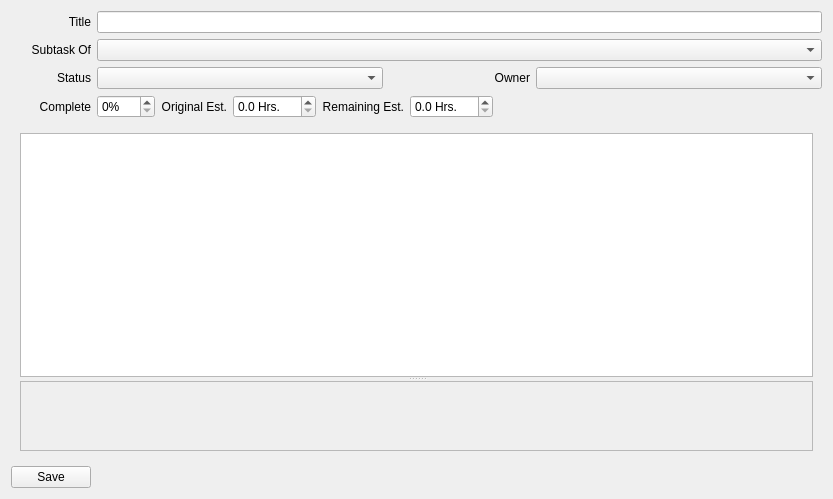
The window that qtMushi/qtMushi/taskeditor.ui (JWambaugh/mushi) describes before a commit, drawn with Qt 5.
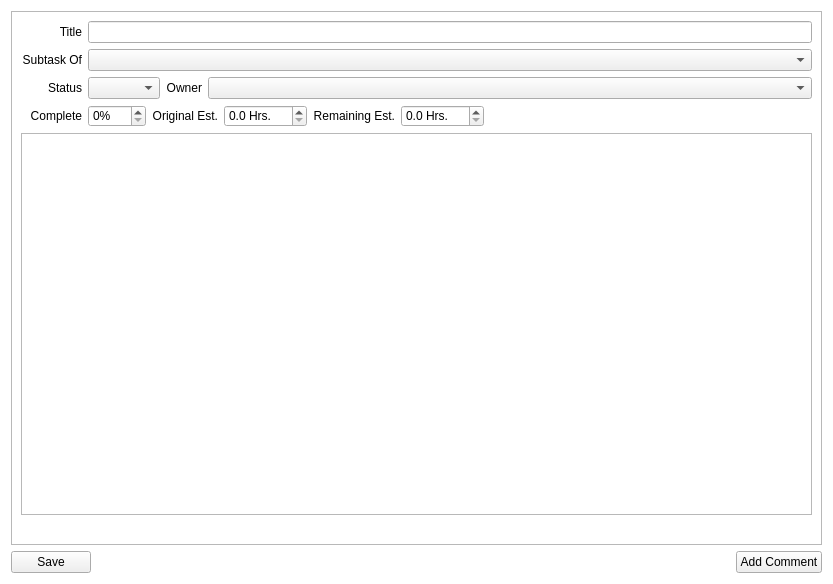
The same window after the commit.

Commit message: Completed support for tasks in qtMushi.

Diff of the .ui file:
```diff
--- a/qtMushi/qtMushi/taskeditor.ui
+++ b/qtMushi/qtMushi/taskeditor.ui
@@ -7,14 +7,34 @@
     <x>0</x>
     <y>0</y>
     <width>833</width>
-    <height>499</height>
+    <height>584</height>
    </rect>
   </property>
   <property name="windowTitle">
    <string>Form</string>
   </property>
-  <layout class="QGridLayout" name="gridLayout" columnstretch="0,1,1,1,1,1">
-   <item row="1" column="0">
+  <property name="styleSheet">
+   <string notr="true">QWidget#TaskEditor, QWidget#scrollAreaWidgetContents {
+background-color: #fff;
+}</string>
+  </property>
+  <layout class="QGridLayout" name="gridLayout">
+   <item row="0" column="0" colspan="3">
+    <widget class="QScrollArea" name="scrollArea">
+     <property name="widgetResizable">
+      <bool>true</bool>
+     </property>
+     <widget class="QWidget" name="scrollAreaWidgetContents">
+      <property name="geometry">
+       <rect>
+        <x>0</x>
+        <y>0</y>
+        <width>805</width>
+        <height>522</height>
+       </rect>
+      </property>
+      <layout class="QGridLayout" name="gridLayout_2">
+       <item row="0" column="0">
     <widget class="QLabel" name="label">
      <property name="sizePolicy">
       <sizepolicy hsizetype="Minimum" vsizetype="Preferred">
@@ -33,10 +53,10 @@
      </property>
     </widget>
    </item>
-   <item row="1" column="1" colspan="5">
+       <item row="0" column="1" colspan="4">
     <widget class="QLineEdit" name="title"/>
    </item>
-   <item row="5" column="0">
+       <item row="1" column="0">
     <widget class="QLabel" name="label_3">
      <property name="sizePolicy">
       <sizepolicy hsizetype="Minimum" vsizetype="Preferred">
@@ -52,33 +72,10 @@
      </property>
     </widget>
    </item>
-   <item row="5" column="1" colspan="5">
+       <item row="1" column="1" colspan="4">
     <widget class="QComboBox" name="taskCombo"/>
    </item>
-   <item row="6" column="1" colspan="2">
-    <widget class="QComboBox" name="statusCombo"/>
-   </item>
-   <item row="6" column="4" colspan="2">
-    <widget class="QComboBox" name="ownerCombo"/>
-   </item>
-   <item row="7" column="0">
-    <widget class="QLabel" name="label_4">
-     <property name="text">
-      <string>Complete</string>
-     </property>
-     <property name="alignment">
-      <set>Qt::AlignRight|Qt::AlignTrailing|Qt::AlignVCenter</set>
-     </property>
-    </widget>
-   </item>
-   <item row="9" column="0">
-    <widget class="QPushButton" name="saveButton">
-     <property name="text">
-      <string>Save</string>
-     </property>
-    </widget>
-   </item>
-   <item row="6" column="0">
+       <item row="2" column="0">
     <widget class="QLabel" name="label_6">
      <property name="sizePolicy">
       <sizepolicy hsizetype="Minimum" vsizetype="Preferred">
@@ -94,7 +91,10 @@
      </property>
     </widget>
    </item>
-   <item row="6" column="3">
+       <item row="2" column="1">
+        <widget class="QComboBox" name="statusCombo"/>
+       </item>
+       <item row="2" column="2">
     <widget class="QLabel" name="label_7">
      <property name="text">
       <string>Owner</string>
@@ -104,49 +104,20 @@
      </property>
     </widget>
    </item>
-   <item row="8" column="0" colspan="6">
-    <widget class="QWidget" name="widget" native="true">
-     <layout class="QVBoxLayout" name="verticalLayout">
-      <item>
-       <widget class="QSplitter" name="splitter">
-        <property name="orientation">
-         <enum>Qt::Vertical</enum>
-        </property>
-        <widget class="QTextEdit" name="description">
-         <property name="sizePolicy">
-          <sizepolicy hsizetype="Expanding" vsizetype="Expanding">
-           <horstretch>0</horstretch>
-           <verstretch>0</verstretch>
-          </sizepolicy>
+       <item row="2" column="3" colspan="2">
+        <widget class="QComboBox" name="ownerCombo"/>
+       </item>
+       <item row="3" column="0">
+        <widget class="QLabel" name="label_4">
+         <property name="text">
+          <string>Complete</string>
+         </property>
+         <property name="alignment">
+          <set>Qt::AlignRight|Qt::AlignTrailing|Qt::AlignVCenter</set>
          </property>
         </widget>
-        <widget class="QScrollArea" name="notesScrollArea">
-         <property name="sizePolicy">
-          <sizepolicy hsizetype="Expanding" vsizetype="Minimum">
-           <horstretch>0</horstretch>
-           <verstretch>0</verstretch>
-          </sizepolicy>
-         </property>
-         <property name="widgetResizable">
-          <bool>true</bool>
-         </property>
-         <widget class="QWidget" name="scrollAreaWidgetContents">
-          <property name="geometry">
-           <rect>
-            <x>0</x>
-            <y>0</y>
-            <width>781</width>
-            <height>113</height>
-           </rect>
-          </property>
-         </widget>
-        </widget>
-       </widget>
-      </item>
-     </layout>
-    </widget>
-   </item>
-   <item row="7" column="1" colspan="5">
+       </item>
+       <item row="3" column="1" colspan="4">
     <layout class="QHBoxLayout" name="horizontalLayout_2">
      <item>
       <widget class="QSpinBox" name="percentComplete">
@@ -221,6 +192,83 @@
       </spacer>
      </item>
     </layout>
+       </item>
+       <item row="6" column="3">
+        <spacer name="horizontalSpacer_2">
+         <property name="orientation">
+          <enum>Qt::Horizontal</enum>
+         </property>
+         <property name="sizeHint" stdset="0">
+          <size>
+           <width>381</width>
+           <height>20</height>
+          </size>
+         </property>
+        </spacer>
+       </item>
+       <item row="4" column="0" colspan="5">
+        <widget class="QWidget" name="widget" native="true">
+         <layout class="QVBoxLayout" name="verticalLayout">
+          <property name="margin">
+           <number>0</number>
+          </property>
+          <item>
+           <widget class="QSplitter" name="noteSplitter">
+            <property name="orientation">
+             <enum>Qt::Vertical</enum>
+            </property>
+            <property name="opaqueResize">
+             <bool>true</bool>
+            </property>
+            <widget class="QTextEdit" name="description">
+             <property name="sizePolicy">
+              <sizepolicy hsizetype="Expanding" vsizetype="Expanding">
+               <horstretch>0</horstretch>
+               <verstretch>0</verstretch>
+              </sizepolicy>
+             </property>
+             <property name="minimumSize">
+              <size>
+               <width>0</width>
+               <height>200</height>
+              </size>
+             </property>
+            </widget>
+           </widget>
+          </item>
+         </layout>
+        </widget>
+       </item>
+      </layout>
+     </widget>
+    </widget>
+   </item>
+   <item row="1" column="0">
+    <widget class="QPushButton" name="saveButton">
+     <property name="text">
+      <string>Save</string>
+     </property>
+    </widget>
+   </item>
+   <item row="1" column="2">
+    <widget class="QPushButton" name="addNoteButton">
+     <property name="text">
+      <string>Add Comment</string>
+     </property>
+    </widget>
+   </item>
+   <item row="1" column="1">
+    <spacer name="horizontalSpacer_3">
+     <property name="orientation">
+      <enum>Qt::Horizontal</enum>
+     </property>
+     <property name="sizeHint" stdset="0">
+      <size>
+       <width>40</width>
+       <height>20</height>
+      </size>
+     </property>
+    </spacer>
    </item>
   </layout>
  </widget>
```
Lines whose indentation alone changed are shown as unchanged. The commit also changes 34 other files.
